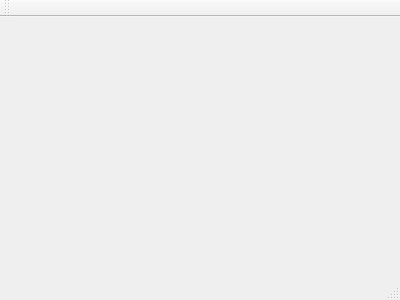
First picture: the form in GUI/QuizGUI/quizwindow.ui, repository HugoFarias/QuizSort, before the edit.
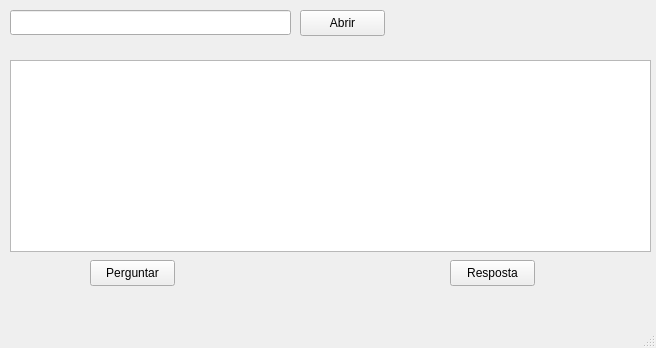
Second picture: the form after the edit. Icons and pictures are not drawn.

Commit message: GUI mode program added

Patch:
```diff
--- a/GUI/QuizGUI/quizwindow.ui
+++ b/GUI/QuizGUI/quizwindow.ui
@@ -1,24 +1,85 @@
 <ui version="4.0">
  <class>QuizWindow</class>
- <widget class="QMainWindow" name="QuizWindow" >
-  <property name="geometry" >
+ <widget class="QMainWindow" name="QuizWindow">
+  <property name="geometry">
    <rect>
     <x>0</x>
     <y>0</y>
-    <width>400</width>
-    <height>300</height>
+    <width>656</width>
+    <height>348</height>
    </rect>
   </property>
   <property name="windowTitle" >
    <string>QuizWindow</string>
   </property>
-  <widget class="QMenuBar" name="menuBar" />
-  <widget class="QToolBar" name="mainToolBar" />
-  <widget class="QWidget" name="centralWidget" />
-  <widget class="QStatusBar" name="statusBar" />
+  <property name="windowIcon">
+   <iconset>
+    <normaloff>interrogacao.png</normaloff>interrogacao.png</iconset>
+  </property>
+  <widget class="QWidget" name="centralWidget">
+   <widget class="QLineEdit" name="tFile">
+    <property name="geometry">
+     <rect>
+      <x>10</x>
+      <y>10</y>
+      <width>281</width>
+      <height>25</height>
+     </rect>
+    </property>
+   </widget>
+   <widget class="QPushButton" name="bFile">
+    <property name="geometry">
+     <rect>
+      <x>300</x>
+      <y>10</y>
+      <width>85</width>
+      <height>26</height>
+     </rect>
+    </property>
+    <property name="text">
+     <string>Abrir</string>
+    </property>
+   </widget>
+   <widget class="QTextBrowser" name="tAnswer">
+    <property name="geometry">
+     <rect>
+      <x>10</x>
+      <y>60</y>
+      <width>641</width>
+      <height>192</height>
+     </rect>
+    </property>
+   </widget>
+   <widget class="QPushButton" name="bQuestion">
+    <property name="geometry">
+     <rect>
+      <x>90</x>
+      <y>260</y>
+      <width>85</width>
+      <height>26</height>
+     </rect>
+    </property>
+    <property name="text">
+     <string>Perguntar</string>
+    </property>
+   </widget>
+   <widget class="QPushButton" name="bRAns">
+    <property name="geometry">
+     <rect>
+      <x>450</x>
+      <y>260</y>
+      <width>85</width>
+      <height>26</height>
+     </rect>
+    </property>
+    <property name="text">
+     <string>Resposta</string>
+    </property>
+   </widget>
+  </widget>
+  <widget class="QStatusBar" name="statusBar"/>
  </widget>
- <layoutDefault spacing="6" margin="11" />
- <pixmapfunction></pixmapfunction>
+ <layoutdefault spacing="6" margin="11"/>
  <resources/>
  <connections/>
 </ui>
```
Left out of the diff: 5 changed lines with no effect on the pictures. The commit also changes 3 other files.
